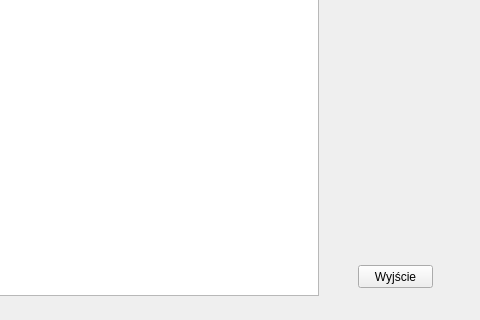
Before: the Qt Designer form windows/projectlist.ui in krzysztoftc/ProjektBD, drawn with Qt 5; both pictures show x 152 to 632 and y 275 to 595 of the 632 by 595 pixel window.
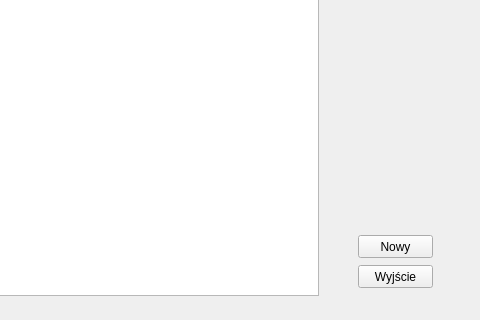
After: the same form once the commit is applied.

Commit message: buttons on project list

Patch:
```diff
--- a/windows/projectlist.ui
+++ b/windows/projectlist.ui
@@ -57,6 +57,19 @@
     <string>Wyjście</string>
    </property>
   </widget>
+  <widget class="QPushButton" name="pushButton_2">
+   <property name="geometry">
+    <rect>
+     <x>510</x>
+     <y>510</y>
+     <width>75</width>
+     <height>23</height>
+    </rect>
+   </property>
+   <property name="text">
+    <string>Nowy</string>
+   </property>
+  </widget>
  </widget>
  <resources/>
  <connections/>
```
The commit also changes 2 other files.
